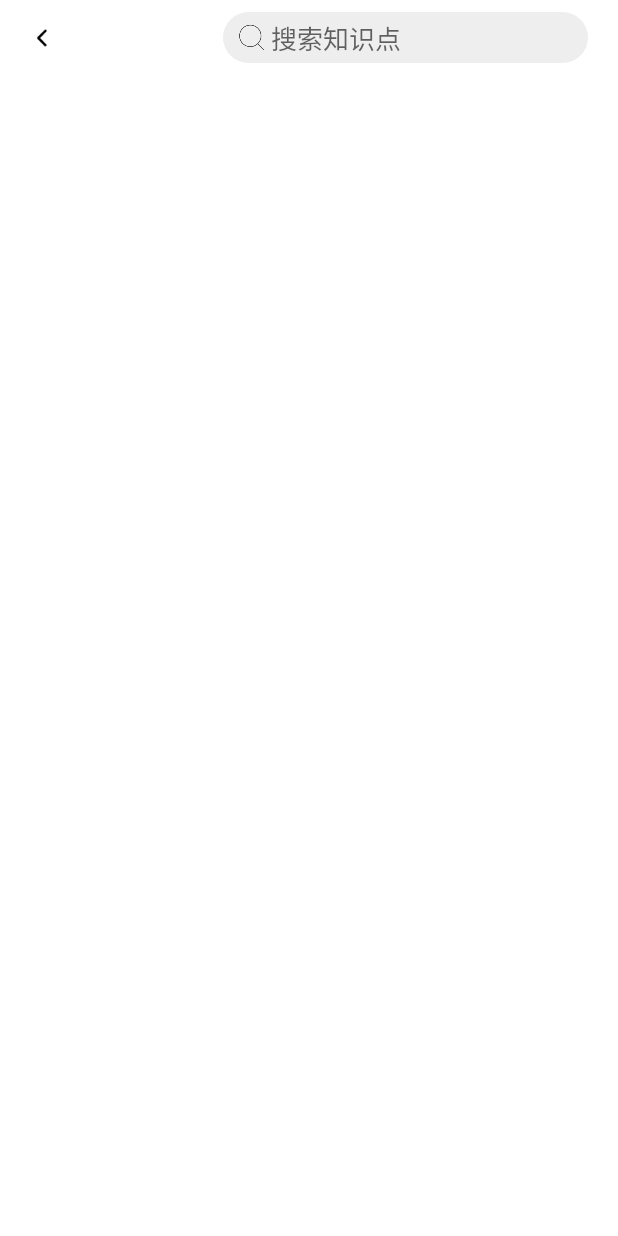
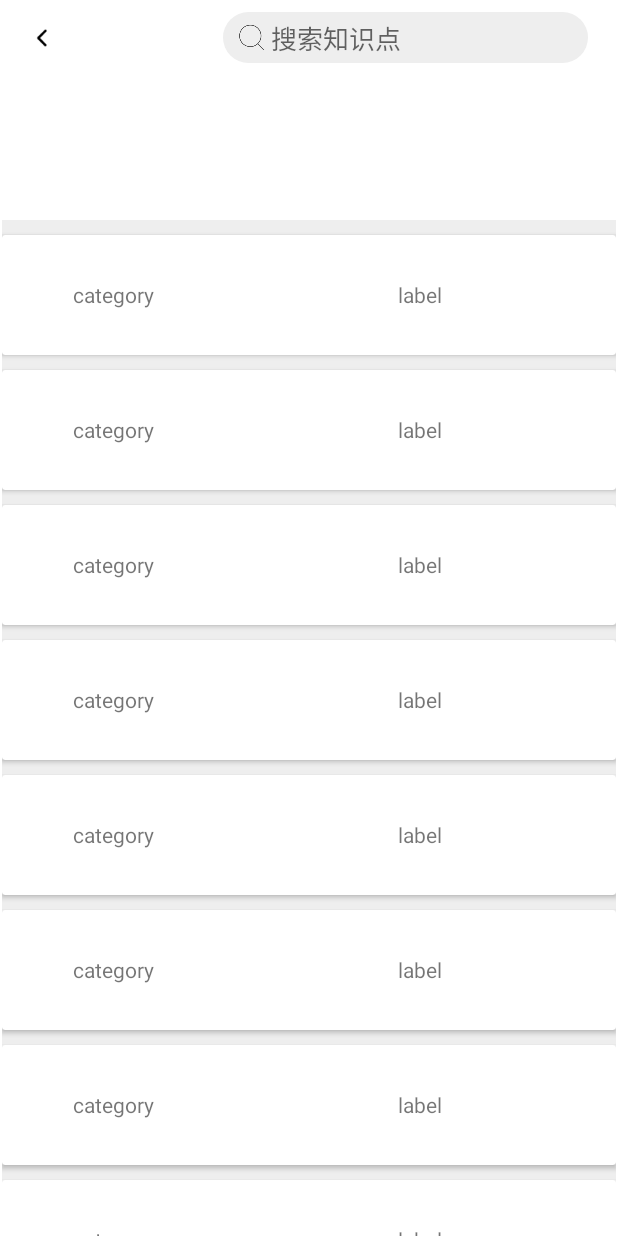
Before and after one commit to tianze-assignment/OpenEduAndroid, an Android app: the SearchResultActivity screen opened directly, with no data from a screen before it, on a phone screen of 412 x 824 dp. Run offline under Robolectric (Android 15) with nearby library versions, the phone set to English and light mode, and no system bars; our stand-ins replace Room's generated code.

Commit message:
实现搜索结果列表

```diff
--- a/app/build.gradle
+++ b/app/build.gradle
@@ -8,7 +8,7 @@ android {
 
     defaultConfig {
         applicationId "com.wudaokou.easylearn"
-        minSdkVersion 16
+        minSdkVersion 21
         targetSdkVersion 30
         versionCode 1
         versionName "1.0"
--- a/app/src/main/java/com/wudaokou/easylearn/SearchResultActivity.java
+++ b/app/src/main/java/com/wudaokou/easylearn/SearchResultActivity.java
@@ -1,15 +1,21 @@
 package com.wudaokou.easylearn;
 
 import androidx.appcompat.app.AppCompatActivity;
+import androidx.recyclerview.widget.LinearLayoutManager;
 
 import android.content.Intent;
 import android.os.Bundle;
 import android.view.View;
 
+import com.wudaokou.easylearn.adapter.SearchResultAdapter;
 import com.wudaokou.easylearn.constant.SubjectMap;
+import com.wudaokou.easylearn.data.SearchResult;
+import com.wudaokou.easylearn.data.User;
 import com.wudaokou.easylearn.databinding.ActivitySearchResultBinding;
 
+import java.util.ArrayList;
 import java.util.HashMap;
+import java.util.List;
 
 public class SearchResultActivity extends AppCompatActivity {
 
@@ -29,6 +35,13 @@ public class SearchResultActivity extends AppCompatActivity {
         map = SubjectMap.getMap();
         binding.subjectButton.setText(map.get(intent.getStringExtra("queryType")));
         binding.searchLine.setText(intent.getStringExtra("queryContent"));
+
+        binding.recyclerView.setLayoutManager(new LinearLayoutManager(this));
+        List<SearchResult> list = new ArrayList<>();
+        for (int i = 0; i != 15; i++) {
+            list.add(new SearchResult("label", "category", "uri"));
+        }
+        binding.recyclerView.setAdapter(new SearchResultAdapter(list));
     }
 
     public void getBack(View v) {
--- /dev/null
+++ b/app/src/main/java/com/wudaokou/easylearn/adapter/SearchResultAdapter.java
@@ -0,0 +1,62 @@
+package com.wudaokou.easylearn.adapter;
+
+import android.util.Log;
+import android.view.LayoutInflater;
+import android.view.View;
+import android.view.ViewGroup;
+import android.widget.TextView;
+
+import androidx.annotation.NonNull;
+import androidx.recyclerview.widget.RecyclerView;
+
+import com.wudaokou.easylearn.R;
+import com.wudaokou.easylearn.data.SearchResult;
+
+import org.jetbrains.annotations.NotNull;
+
+import java.util.List;
+
+public class SearchResultAdapter extends RecyclerView.Adapter<SearchResultAdapter.VH>{
+    @NonNull
+    @NotNull
+    @Override
+    public VH onCreateViewHolder(@NonNull @NotNull ViewGroup parent, int viewType) {
+        View v = LayoutInflater.from(parent.getContext()).inflate(R.layout.search_result_item, parent, false);
+        return new VH(v);
+    }
+
+    @Override
+    public void onBindViewHolder(@NonNull @NotNull VH holder, int position) {
+        SearchResult searchResult = data.get(position);
+        holder.label.setText(searchResult.label);
+        holder.category.setText(searchResult.category);
+
+        holder.itemView.setOnClickListener(new View.OnClickListener() {
+            @Override
+            public void onClick(View v) {
+                //item 点击事件
+                Log.e("SearchResultAdapter", "Click item");
+            }
+        });
+    }
+
+    @Override
+    public int getItemCount() {
+        return data.size();
+    }
+
+    public static class VH extends RecyclerView.ViewHolder{
+        public final TextView category;
+        public final TextView label;
+        public VH(View v) {
+            super(v);
+            category = (TextView) v.findViewById(R.id.category);
+            label = (TextView) v.findViewById(R.id.label);
+        }
+    }
+
+    private List<SearchResult> data;
+    public SearchResultAdapter(List<SearchResult> data) {
+        this.data = data;
+    }
+}
--- /dev/null
+++ b/app/src/main/java/com/wudaokou/easylearn/data/SearchResult.java
@@ -0,0 +1,20 @@
+package com.wudaokou.easylearn.data;
+
+import androidx.room.Entity;
+import androidx.room.PrimaryKey;
+
+@Entity(tableName = "search_result")
+public class SearchResult {
+    @PrimaryKey
+    public String uri;
+
+    public String label;
+
+    public String category;
+
+    public SearchResult(final String label, final String category, final String uri) {
+        this.category = category;
+        this.label = label;
+        this.uri = uri;
+    }
+}
--- a/app/src/main/java/com/wudaokou/easylearn/ui/home/HomeFragment.java
+++ b/app/src/main/java/com/wudaokou/easylearn/ui/home/HomeFragment.java
@@ -122,7 +122,7 @@ public class HomeFragment extends Fragment {
             boolean value = sharedPreferences.getBoolean(key, false);
             if (value) {
                 subject.add(key);
-                Log.w("HomeFragment",String.format("[%s] has been selected!", key));
+//                Log.w("HomeFragment",String.format("[%s] has been selected!", key));
             }
         }
 
--- a/app/src/main/res/layout/activity_search_result.xml
+++ b/app/src/main/res/layout/activity_search_result.xml
@@ -98,11 +98,12 @@
     </LinearLayout>
 
     <androidx.recyclerview.widget.RecyclerView
-        android:layout_width="413dp"
-        android:layout_height="603dp"
+        android:id="@+id/recyclerView"
+        android:layout_width="409dp"
+        android:layout_height="677dp"
+        android:background="@color/grey_200"
         app:layout_constraintBottom_toBottomOf="parent"
         app:layout_constraintEnd_toEndOf="parent"
-        app:layout_constraintStart_toStartOf="parent"
-        app:layout_constraintTop_toBottomOf="@+id/linearLayout" />
+        app:layout_constraintStart_toStartOf="parent" />
 
 </androidx.constraintlayout.widget.ConstraintLayout>
--- a/app/src/main/res/layout/activity_searchable.xml
+++ b/app/src/main/res/layout/activity_searchable.xml
@@ -41,7 +41,8 @@
         <SearchView
             android:id="@+id/searchView2"
             android:layout_width="248dp"
-            android:layout_height="match_parent" />
+            android:layout_height="match_parent"
+            android:focusable="auto" />
 
     </LinearLayout>
 
--- a/app/src/main/res/layout/fragment_home.xml
+++ b/app/src/main/res/layout/fragment_home.xml
@@ -64,7 +64,7 @@
                         app:layout_constraintStart_toStartOf="parent"
                         app:layout_constraintTop_toTopOf="parent" />
 
-                    <EditText
+                    <TextView
                         android:id="@+id/searchLine"
                         android:layout_width="0dp"
                         android:layout_height="wrap_content"
--- /dev/null
+++ b/app/src/main/res/layout/search_result_item.xml
@@ -0,0 +1,33 @@
+<?xml version="1.0" encoding="utf-8"?>
+<androidx.cardview.widget.CardView
+    xmlns:android="http://schemas.android.com/apk/res/android"
+    xmlns:app="http://schemas.android.com/apk/res-auto"
+    xmlns:tools="http://schemas.android.com/tools"
+    android:elevation="10dp"
+    android:layout_marginTop="10dp"
+    android:layout_width="match_parent"
+    android:layout_height="80dp">
+
+    <LinearLayout
+        android:layout_width="match_parent"
+        android:layout_height="match_parent">
+
+        <TextView
+            android:id="@+id/category"
+            android:layout_width="14dp"
+            android:layout_height="match_parent"
+            android:layout_weight="1"
+            android:gravity="center"
+            android:text="TextView"
+            app:layout_constraintBottom_toBottomOf="parent"
+            app:layout_constraintTop_toTopOf="parent" />
+
+        <TextView
+            android:id="@+id/label"
+            android:layout_width="126dp"
+            android:layout_height="match_parent"
+            android:layout_weight="1"
+            android:gravity="center"
+            android:text="TextView" />
+    </LinearLayout>
+</androidx.cardview.widget.CardView>
```
